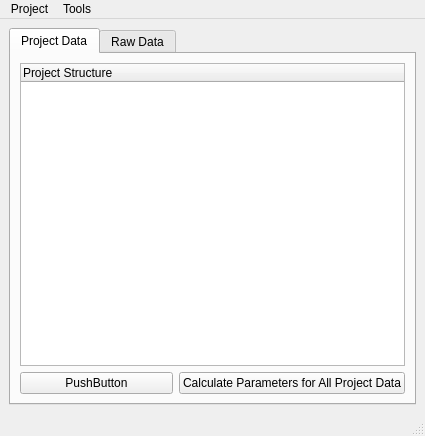
This is mainwindow.ui in kushalkolar/BehaviourAnalysis as Qt 5 draws it before an edit. The edited form follows.
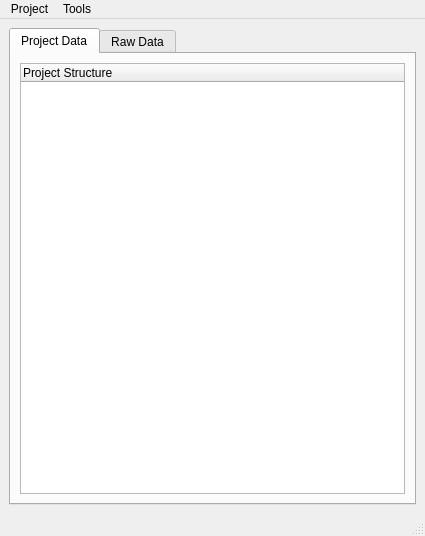
This is the edited form.

```diff
--- a/mainwindow.ui
+++ b/mainwindow.ui
@@ -7,7 +7,7 @@
     <x>0</x>
     <y>0</y>
     <width>425</width>
-    <height>436</height>
+    <height>536</height>
    </rect>
   </property>
   <property name="windowTitle">
@@ -40,20 +40,6 @@
           </column>
          </widget>
         </item>
-        <item row="1" column="0">
-         <widget class="QPushButton" name="pushButton">
-          <property name="text">
-           <string>PushButton</string>
-          </property>
-         </widget>
-        </item>
-        <item row="1" column="1">
-         <widget class="QPushButton" name="pushButtonCalculateAll">
-          <property name="text">
-           <string>Calculate Parameters for All Project Data</string>
-          </property>
-         </widget>
-        </item>
        </layout>
       </widget>
       <widget class="QWidget" name="tab_2">
```
Left out of the diff: 6 changed lines with no effect on the pictures.
